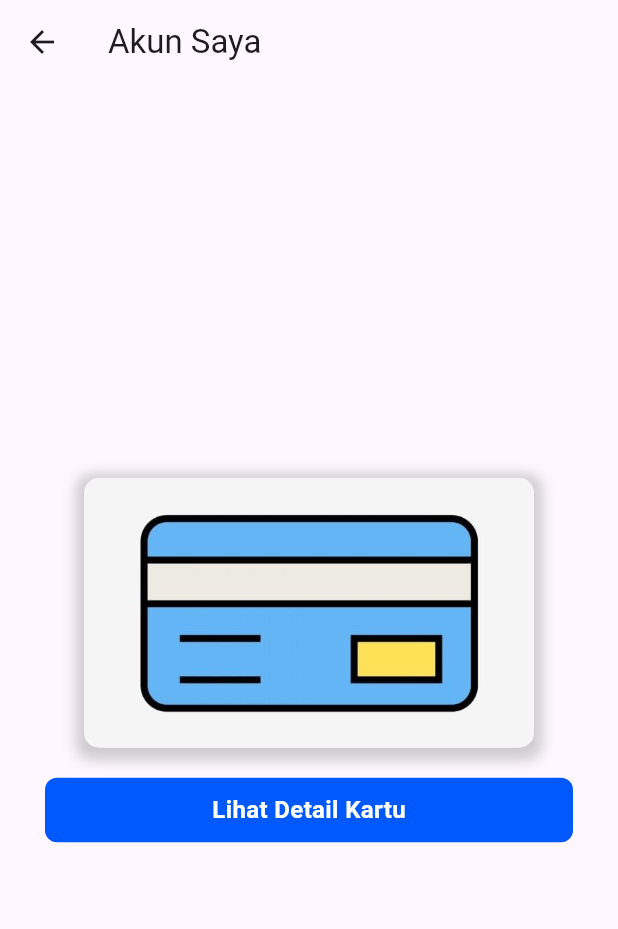
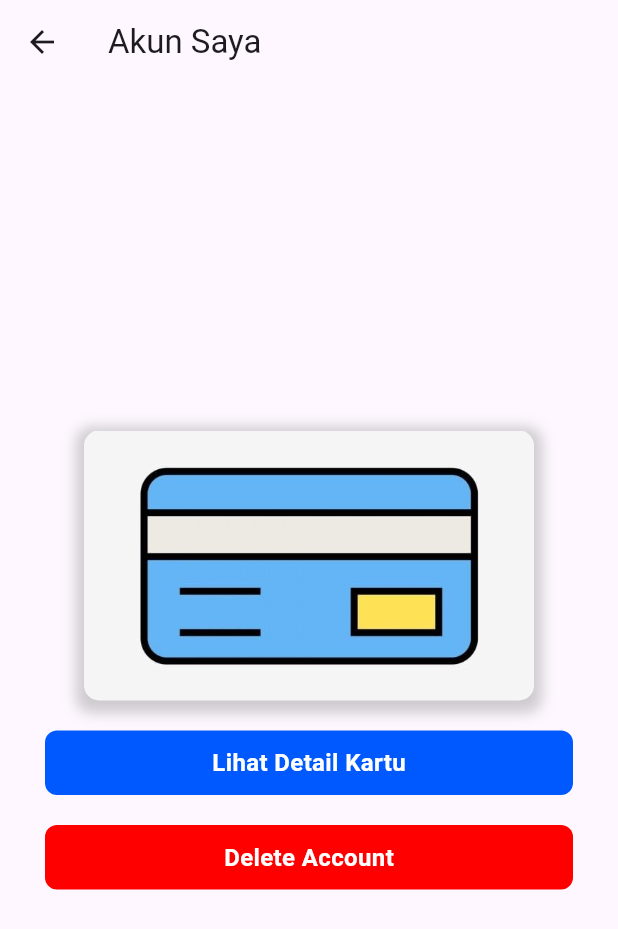
Before and after one commit to miguelvalentino/mobile_banking, a Flutter app: the CardDetailPage screen opened directly, on a phone screen of 412 x 824 dp. Shown: the top 929 px of the screen. Run offline on Flutter 3.47's test engine with Material 3 defaults, Android fonts, the light colour scheme and no system bars.

Commit message:
Menambahkan fitur delete

```diff
--- a/lib/card_detail.dart
+++ b/lib/card_detail.dart
@@ -1,6 +1,7 @@
 import 'package:flutter/material.dart';
 import 'detailed_card_view.dart';
 import 'package:mobile_banking/buttonsfile/detailed_card_view_button.dart';
+import 'delete_account.dart';
 
 class CardDetailPage extends StatelessWidget {
   @override
@@ -44,6 +45,41 @@ class CardDetailPage extends StatelessWidget {
                 );
               },
             ),
+            SizedBox(height: 20),
+            GestureDetector(
+              onTap: () async {
+                bool? result = await Navigator.push(
+                  context,
+                  MaterialPageRoute(builder: (context) => DeleteAccountPage()),
+                );
+
+                if (result == true) {
+                  ScaffoldMessenger.of(context).showSnackBar(
+                    SnackBar(
+                      content: Text('Akun berhasil dihapus'),
+                    ),
+                  );
+                }
+              },
+              child: Container(
+                padding: const EdgeInsets.all(10),
+                margin: const EdgeInsets.symmetric(horizontal: 30),
+                decoration: BoxDecoration(
+                  color: const Color.fromARGB(255, 255, 0, 0),
+                  borderRadius: BorderRadius.circular(8),
+                ),
+                child: const Center(
+                  child: Text(
+                    "Delete Account",
+                    style: TextStyle(
+                      color: Colors.white,
+                      fontWeight: FontWeight.bold,
+                      fontSize: 16,
+                    ),
+                  ),
+                ),
+              ),
+            ),
           ],
         ),
       ),
```
Also changed, not shown: lib/delete_account.dart (added, +124 -0 lines), pubspec.lock.
